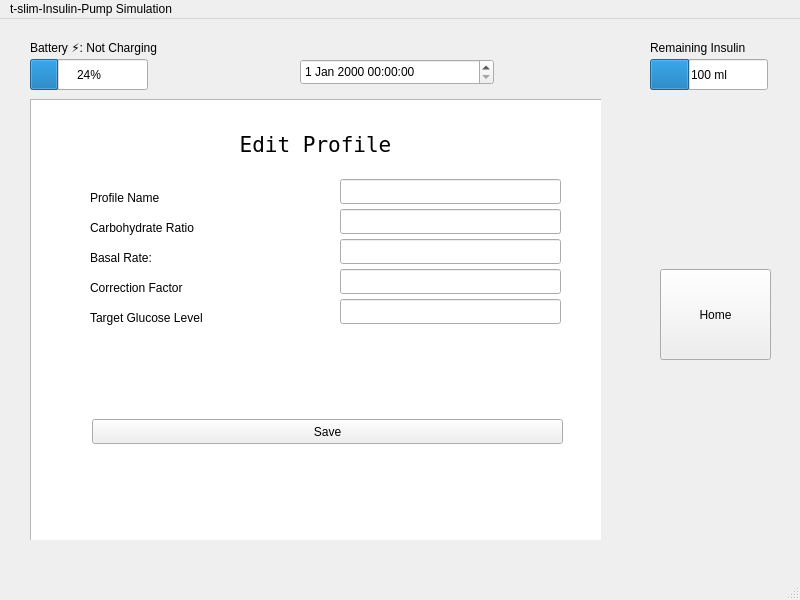
This is Code/mainwindow.ui in llinhir/t-slim-Insulin-Pump-Simulation as Qt 5 draws it before an edit. The edited form follows.
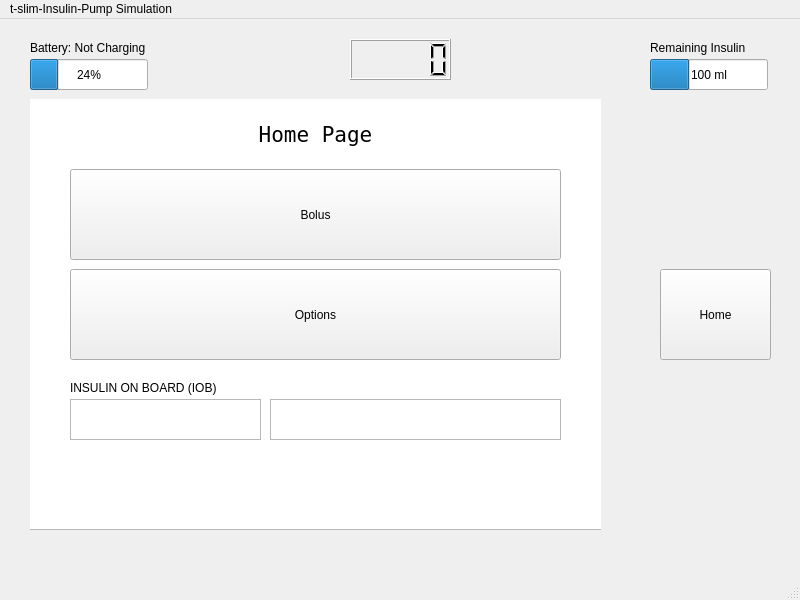
This is the edited form. The open tabs and pages were chosen to show the change.

The edit to the form file:
```diff
--- a/Code/mainwindow.ui
+++ b/Code/mainwindow.ui
@@ -835,181 +835,6 @@
         </property>
        </widget>
       </widget>
-      <widget class="QWidget" name="editSpecificProfilePage">
-       <widget class="QLabel" name="label_23">
-        <property name="geometry">
-         <rect>
-          <x>60</x>
-          <y>180</y>
-          <width>171</width>
-          <height>17</height>
-         </rect>
-        </property>
-        <property name="text">
-         <string>Correction Factor</string>
-        </property>
-       </widget>
-       <widget class="QLabel" name="label_20">
-        <property name="geometry">
-         <rect>
-          <x>60</x>
-          <y>210</y>
-          <width>171</width>
-          <height>17</height>
-         </rect>
-        </property>
-        <property name="text">
-         <string>Target Glucose Level</string>
-        </property>
-       </widget>
-       <widget class="QLineEdit" name="newProfileName">
-        <property name="geometry">
-         <rect>
-          <x>310</x>
-          <y>80</y>
-          <width>221</width>
-          <height>25</height>
-         </rect>
-        </property>
-       </widget>
-       <widget class="QLabel" name="label_21">
-        <property name="geometry">
-         <rect>
-          <x>60</x>
-          <y>90</y>
-          <width>171</width>
-          <height>17</height>
-         </rect>
-        </property>
-        <property name="text">
-         <string>Profile Name</string>
-        </property>
-       </widget>
-       <widget class="QLabel" name="label_19">
-        <property name="geometry">
-         <rect>
-          <x>60</x>
-          <y>150</y>
-          <width>171</width>
-          <height>17</height>
-         </rect>
-        </property>
-        <property name="text">
-         <string>Basal Rate:</string>
-        </property>
-       </widget>
-       <widget class="QLineEdit" name="newBasalRate">
-        <property name="geometry">
-         <rect>
-          <x>310</x>
-          <y>140</y>
-          <width>221</width>
-          <height>25</height>
-         </rect>
-        </property>
-       </widget>
-       <widget class="QPushButton" name="saveProfileButton">
-        <property name="geometry">
-         <rect>
-          <x>62</x>
-          <y>320</y>
-          <width>471</width>
-          <height>25</height>
-         </rect>
-        </property>
-        <property name="text">
-         <string>Save</string>
-        </property>
-       </widget>
-       <widget class="QLineEdit" name="newCorrectionFactor">
-        <property name="geometry">
-         <rect>
-          <x>310</x>
-          <y>170</y>
-          <width>221</width>
-          <height>25</height>
-         </rect>
-        </property>
-       </widget>
-       <widget class="QLabel" name="label_18">
-        <property name="geometry">
-         <rect>
-          <x>160</x>
-          <y>20</y>
-          <width>251</width>
-          <height>51</height>
-         </rect>
-        </property>
-        <property name="font">
-         <font>
-          <family>DejaVu Sans Mono</family>
-          <pointsize>16</pointsize>
-         </font>
-        </property>
-        <property name="text">
-         <string>Edit Profile</string>
-        </property>
-        <property name="alignment">
-         <set>Qt::AlignCenter</set>
-        </property>
-       </widget>
-       <widget class="QLineEdit" name="newTargetGlucose">
-        <property name="geometry">
-         <rect>
-          <x>310</x>
-          <y>200</y>
-          <width>221</width>
-          <height>25</height>
-         </rect>
-        </property>
-       </widget>
-       <widget class="QLineEdit" name="newCarbohydrateRatio">
-        <property name="geometry">
-         <rect>
-          <x>310</x>
-          <y>110</y>
-          <width>221</width>
-          <height>25</height>
-         </rect>
-        </property>
-       </widget>
-       <widget class="QLabel" name="label_22">
-        <property name="geometry">
-         <rect>
-          <x>60</x>
-          <y>120</y>
-          <width>171</width>
-          <height>17</height>
-         </rect>
-        </property>
-        <property name="text">
-         <string>Carbohydrate Ratio</string>
-        </property>
-       </widget>
-       <widget class="QTextBrowser" name="textBrowser_6">
-        <property name="geometry">
-         <rect>
-          <x>0</x>
-          <y>0</y>
-          <width>601</width>
-          <height>461</height>
-         </rect>
-        </property>
-       </widget>
-       <zorder>textBrowser_6</zorder>
-       <zorder>label_23</zorder>
-       <zorder>label_20</zorder>
-       <zorder>newProfileName</zorder>
-       <zorder>label_21</zorder>
-       <zorder>label_19</zorder>
-       <zorder>newBasalRate</zorder>
-       <zorder>saveProfileButton</zorder>
-       <zorder>newCorrectionFactor</zorder>
-       <zorder>label_18</zorder>
-       <zorder>newTargetGlucose</zorder>
-       <zorder>newCarbohydrateRatio</zorder>
-       <zorder>label_22</zorder>
-      </widget>
      </widget>
      <widget class="QProgressBar" name="insulinBar">
       <property name="geometry">
@@ -1087,16 +912,16 @@
        <string notr="true"/>
       </property>
       <property name="text">
-       <string>Battery ⚡: Not Charging</string>
+       <string>Battery: Not Charging</string>
       </property>
      </widget>
-     <widget class="QDateTimeEdit" name="dateTimeEdit">
+     <widget class="QLCDNumber" name="lcdTime">
       <property name="geometry">
        <rect>
-        <x>300</x>
-        <y>40</y>
-        <width>194</width>
-        <height>26</height>
+        <x>350</x>
+        <y>20</y>
+        <width>101</width>
+        <height>41</height>
        </rect>
       </property>
      </widget>
```
Left out of the diff: 6 changed lines with no effect on the pictures.
